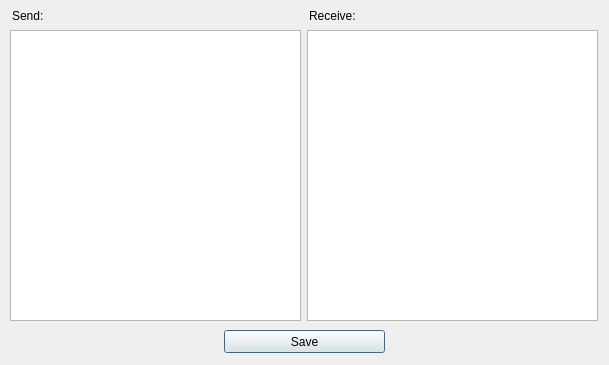
Old version of the form ui_dialogAOP.ui in the repository shuoGG1239/TcpUdpSerialPortTool.
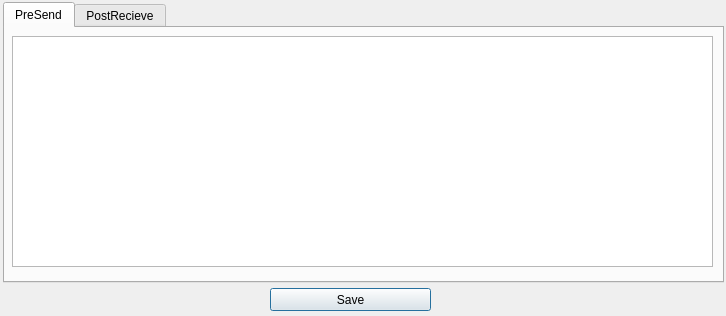
New version of the form.

The edit to the form file:
```diff
--- a/ui_dialogAOP.ui
+++ b/ui_dialogAOP.ui
@@ -6,64 +6,18 @@
    <rect>
     <x>0</x>
     <y>0</y>
-    <width>609</width>
-    <height>365</height>
+    <width>726</width>
+    <height>316</height>
    </rect>
   </property>
   <property name="windowTitle">
    <string>Dialog</string>
   </property>
-  <widget class="QTextEdit" name="textEditSend">
-   <property name="geometry">
-    <rect>
-     <x>10</x>
-     <y>30</y>
-     <width>291</width>
-     <height>291</height>
-    </rect>
-   </property>
-  </widget>
-  <widget class="QTextEdit" name="textEditRec">
-   <property name="geometry">
-    <rect>
-     <x>307</x>
-     <y>30</y>
-     <width>291</width>
-     <height>291</height>
-    </rect>
-   </property>
-  </widget>
-  <widget class="QLabel" name="label">
-   <property name="geometry">
-    <rect>
-     <x>12</x>
-     <y>10</y>
-     <width>54</width>
-     <height>12</height>
-    </rect>
-   </property>
-   <property name="text">
-    <string>Send:</string>
-   </property>
-  </widget>
-  <widget class="QLabel" name="label_2">
-   <property name="geometry">
-    <rect>
-     <x>309</x>
-     <y>10</y>
-     <width>54</width>
-     <height>12</height>
-    </rect>
-   </property>
-   <property name="text">
-    <string>Receive:</string>
-   </property>
-  </widget>
   <widget class="QPushButton" name="pushButtonSave">
    <property name="geometry">
     <rect>
-     <x>224</x>
-     <y>330</y>
+     <x>270</x>
+     <y>288</y>
      <width>161</width>
      <height>23</height>
     </rect>
@@ -72,6 +26,49 @@
     <string>Save</string>
    </property>
   </widget>
+  <widget class="QTabWidget" name="tabWidget">
+   <property name="geometry">
+    <rect>
+     <x>3</x>
+     <y>2</y>
+     <width>721</width>
+     <height>281</height>
+    </rect>
+   </property>
+   <property name="currentIndex">
+    <number>0</number>
+   </property>
+   <widget class="QWidget" name="tab">
+    <attribute name="title">
+     <string>PreSend</string>
+    </attribute>
+    <widget class="QTextEdit" name="textEditSend">
+     <property name="geometry">
+      <rect>
+       <x>7</x>
+       <y>8</y>
+       <width>701</width>
+       <height>231</height>
+      </rect>
+     </property>
+    </widget>
+   </widget>
+   <widget class="QWidget" name="tab_2">
+    <attribute name="title">
+     <string>PostRecieve</string>
+    </attribute>
+    <widget class="QTextEdit" name="textEditRec">
+     <property name="geometry">
+      <rect>
+       <x>7</x>
+       <y>8</y>
+       <width>701</width>
+       <height>231</height>
+      </rect>
+     </property>
+    </widget>
+   </widget>
+  </widget>
  </widget>
  <resources/>
  <connections/>
```
